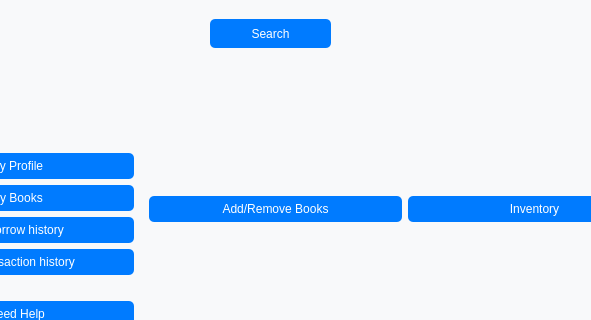
Qt form mainwindow.ui (PocketLib-Devs/PocketLib) before a commit; both pictures show x 119 to 710 and y 0 to 320 of the 818 by 641 pixel window.
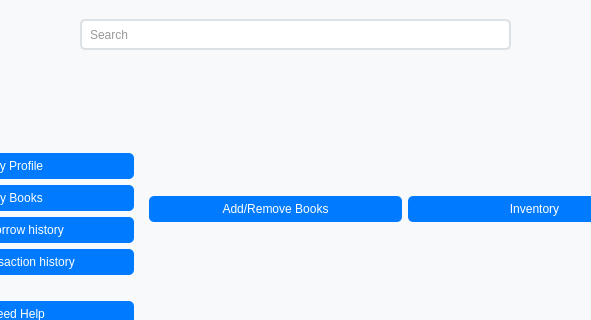
The same form after that commit. The open tabs and pages were chosen to show the change.

Commit message: Updated searchbar in admin dashboard

What changed in the file:
```diff
--- a/mainwindow.ui
+++ b/mainwindow.ui
@@ -1239,16 +1239,22 @@
          </item>
         </layout>
        </widget>
-       <widget class="QPushButton" name="search_btn">
+       <widget class="QLineEdit" name="adminDashboardSearch">
         <property name="geometry">
          <rect>
-          <x>320</x>
+          <x>190</x>
           <y>10</y>
-          <width>121</width>
-          <height>29</height>
+          <width>431</width>
+          <height>31</height>
          </rect>
         </property>
+        <property name="inputMask">
+         <string/>
+        </property>
         <property name="text">
+         <string/>
+        </property>
+        <property name="placeholderText">
          <string>Search</string>
         </property>
        </widget>
```
Left out of the diff: 58 changed lines with no effect on the pictures. The commit also changes 1 other file.
